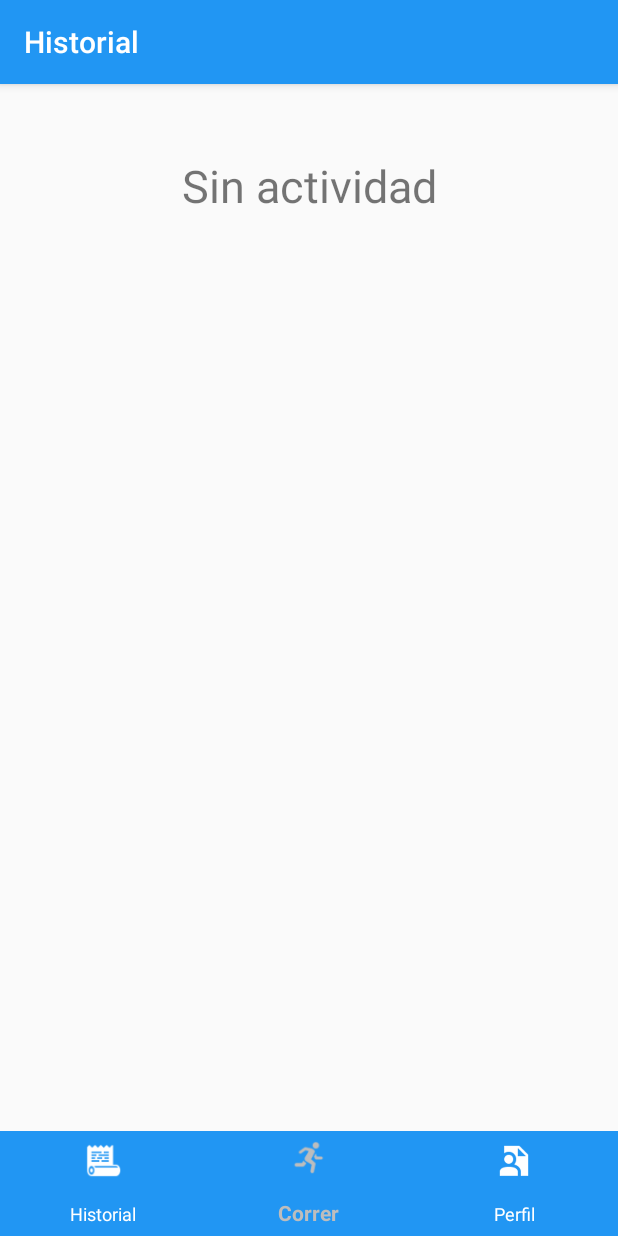
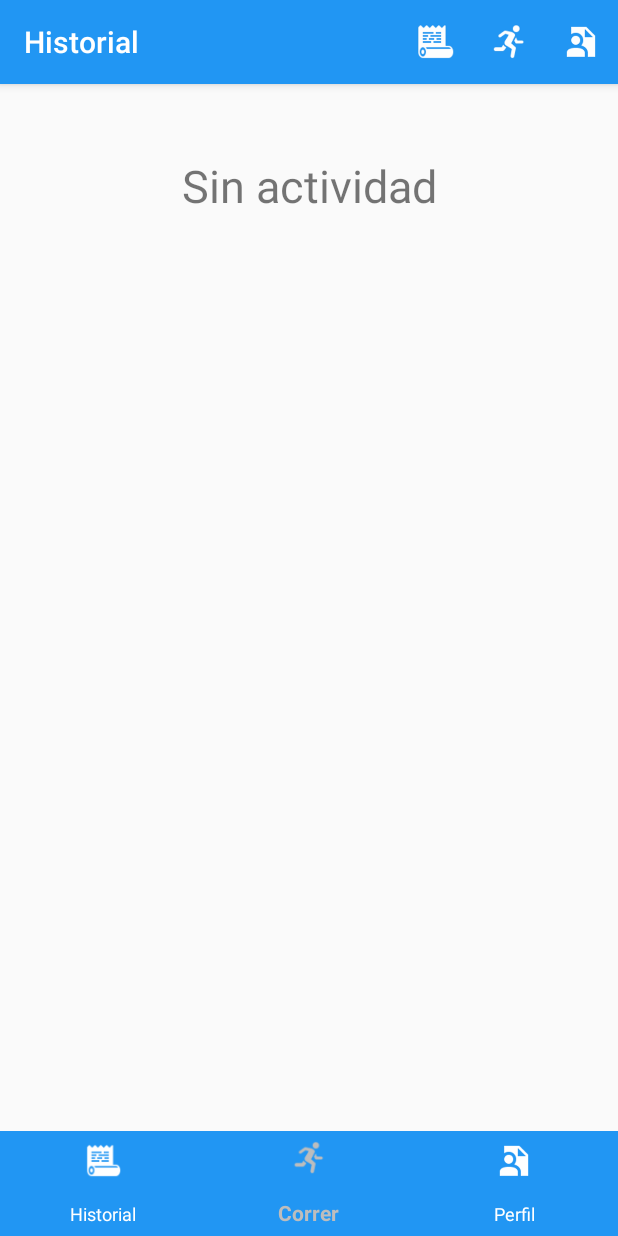
Before and after one commit to gregoarcenta/RunningFast, an Android app: the fragment HistorialFragment placed in its activity, on a phone screen of 412 x 824 dp. Run offline under Robolectric (Android 15) with nearby library versions, the phone set to English and light mode, and no system bars.

Commit message:
menu del hsitorial
se puso el menu del historial, pero aun falta la funcionalidad de aquel menu

```diff
--- a/app/build.gradle
+++ b/app/build.gradle
@@ -31,6 +31,4 @@ dependencies {
     implementation 'de.hdodenhof:circleimageview:3.0.0'
     implementation 'com.zoonref:simple-view-behavior:1.0'
     implementation 'com.google.android.material:material:1.0.0'
-
-
 }
--- a/app/src/main/java/facci/arcentales/runningfast/Fragments/HistorialFragment.java
+++ b/app/src/main/java/facci/arcentales/runningfast/Fragments/HistorialFragment.java
@@ -1,8 +1,5 @@
 package facci.arcentales.runningfast.Fragments;
 
-
-import android.content.Context;
-import android.content.SharedPreferences;
 import android.os.Bundle;
 
 import androidx.appcompat.app.AppCompatActivity;
@@ -13,12 +10,13 @@ import androidx.recyclerview.widget.LinearLayoutManager;
 import androidx.recyclerview.widget.RecyclerView;
 
 import android.view.LayoutInflater;
+import android.view.Menu;
+import android.view.MenuInflater;
 import android.view.View;
 import android.view.ViewGroup;
 import android.widget.Button;
 import android.widget.TextView;
 
-import java.util.ArrayList;
 import java.util.List;
 
 import facci.arcentales.runningfast.MyAdapter;
@@ -32,7 +30,6 @@ import facci.arcentales.runningfast.modelo.TiempoDistacia;
 public class HistorialFragment extends Fragment {
     int con = 0;
     private int counter=0;
-    SharedPreferences preferences;
     private TextView vacia;
     private Button botonAgregar;
     private RecyclerView recyclerView;
@@ -46,9 +43,9 @@ public class HistorialFragment extends Fragment {
                              Bundle savedInstanceState) {
         View view = inflater.inflate(R.layout.fragment_historial, container, false);
         showToolbar(getResources().getString(R.string.toolbar_historial),false, view);
+        setHasOptionsMenu(true);
 
         sqliteopenhelper helperbd = new sqliteopenhelper(getContext());
-        //preferences = getActivity().getSharedPreferences("preferences", Context.MODE_PRIVATE);
         vacia = (TextView)view.findViewById(R.id.txt_sinActividad);
         if (!helperbd.mostrarTD().isEmpty()){
             vacia.setVisibility(view.INVISIBLE);
@@ -74,20 +71,10 @@ public class HistorialFragment extends Fragment {
         ((AppCompatActivity)getActivity()).getSupportActionBar().setTitle(tittle);
         ((AppCompatActivity)getActivity()).getSupportActionBar().setDisplayHomeAsUpEnabled(button);
     }
-    /* public List<String>tiempoDistancia(){
-         List<String> time = new ArrayList<>();
-         //time.add(0,preferences.getString("tiempo", ""));
-         return time;
-     }
-    public List<String> getAllTiempoDistancia(){
-        return new ArrayList<String>() {{
-            //add("45:29");
-            add(preferences.getString("tiempo", ""));
-        }};
+
+    @Override
+    public void onCreateOptionsMenu(Menu menu, MenuInflater inflater) {
+        inflater.inflate(R.menu.menun, menu);
+        super.onCreateOptionsMenu(menu, inflater);
     }
-    public void addTiempoDistancia(){
-        tiempoDistancia.add(0,"45:56");
-        adapter.notifyItemInserted(0);
-        layoutManager.scrollToPosition(0);
-    }*/
 }
--- /dev/null
+++ b/app/src/main/res/menu/menun.xml
@@ -0,0 +1,23 @@
+<?xml version="1.0" encoding="utf-8"?>
+<menu xmlns:android="http://schemas.android.com/apk/res/android"
+    xmlns:app="http://schemas.android.com/apk/res-auto">
+    <item
+        android:id="@+id/historial"
+        android:title="Historial"
+        app:showAsAction="ifRoom"
+        android:icon="@drawable/historial_full">
+    </item>
+    <item
+        android:id="@+id/run"
+        android:title="Correr"
+        app:showAsAction="ifRoom"
+        android:icon="@drawable/run_full"
+        >
+    </item>
+    <item
+        android:id="@+id/perfil"
+        android:title="Perfil"
+        app:showAsAction="ifRoom"
+        android:icon="@drawable/prefil">
+    </item>
+</menu>
```
